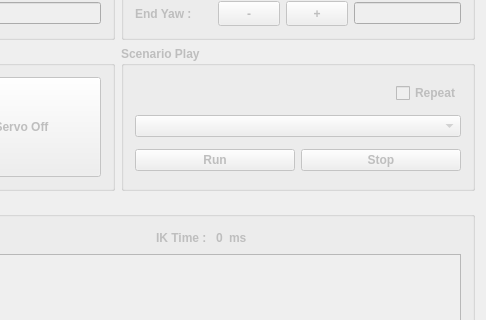
hajunsong/Controller, file RobotControllerUI/mainwindow.ui: the form before one commit; both pictures show x 483 to 969 and y 241 to 561 of the 969 by 748 pixel window.
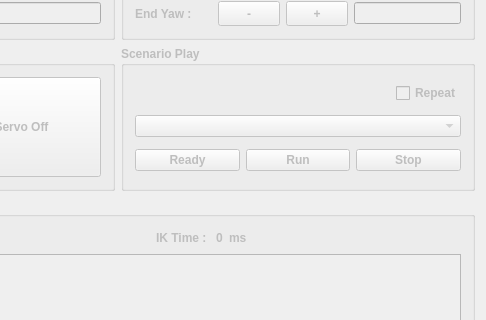
The form after the commit.

Diff of the .ui file:
```diff
--- a/RobotControllerUI/mainwindow.ui
+++ b/RobotControllerUI/mainwindow.ui
@@ -1269,7 +1269,38 @@
        <string>Scenario Play</string>
       </property>
       <layout class="QGridLayout" name="gridLayout_8">
-       <item row="0" column="0" colspan="2">
+       <item row="2" column="0">
+        <widget class="QPushButton" name="btnReady">
+         <property name="text">
+          <string>Ready</string>
+         </property>
+        </widget>
+       </item>
+       <item row="2" column="1">
+        <widget class="QPushButton" name="btnRun">
+         <property name="text">
+          <string>Run</string>
+         </property>
+        </widget>
+       </item>
+       <item row="2" column="2">
+        <widget class="QPushButton" name="btnStop">
+         <property name="text">
+          <string>Stop</string>
+         </property>
+        </widget>
+       </item>
+       <item row="1" column="0" colspan="3">
+        <widget class="QComboBox" name="cbPlaylist">
+         <property name="sizePolicy">
+          <sizepolicy hsizetype="Ignored" vsizetype="Fixed">
+           <horstretch>0</horstretch>
+           <verstretch>0</verstretch>
+          </sizepolicy>
+         </property>
+        </widget>
+       </item>
+       <item row="0" column="0" colspan="3">
         <layout class="QHBoxLayout" name="horizontalLayout_19">
          <item>
           <spacer name="horizontalSpacer_3">
@@ -1293,23 +1324,6 @@
          </item>
         </layout>
        </item>
-       <item row="2" column="0">
-        <widget class="QPushButton" name="btnRun">
-         <property name="text">
-          <string>Run</string>
-         </property>
-        </widget>
-       </item>
-       <item row="2" column="1">
-        <widget class="QPushButton" name="btnStop">
-         <property name="text">
-          <string>Stop</string>
-         </property>
-        </widget>
-       </item>
-       <item row="1" column="0" colspan="2">
-        <widget class="QComboBox" name="cbPlaylist"/>
-       </item>
       </layout>
      </widget>
     </item>
```
